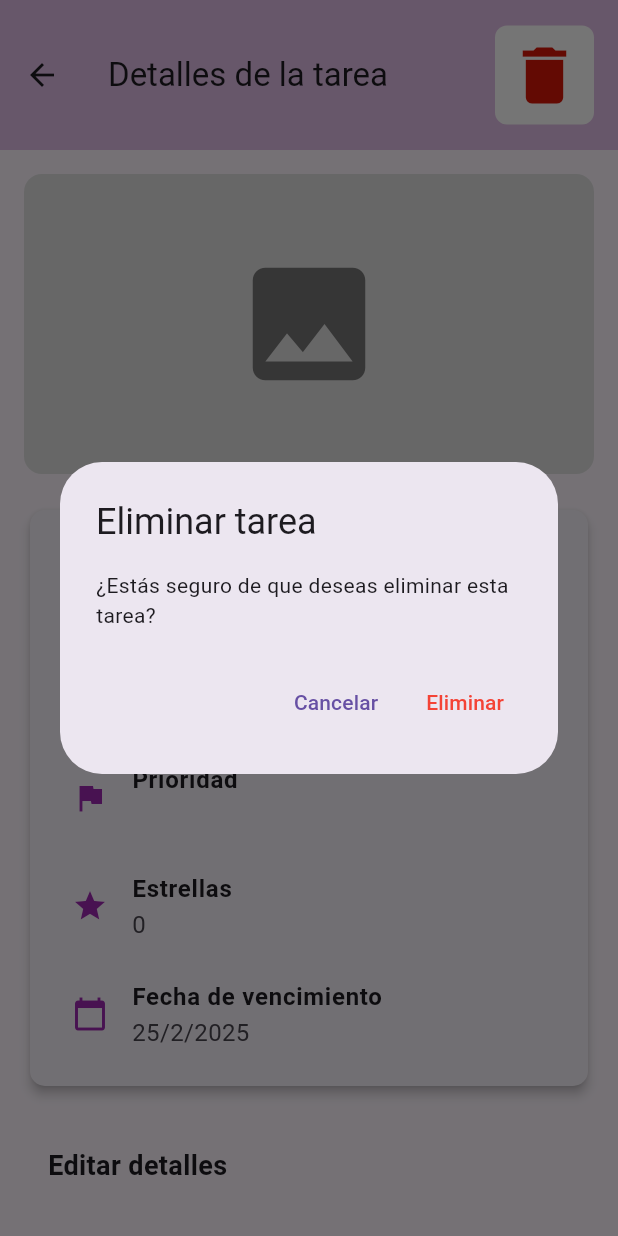
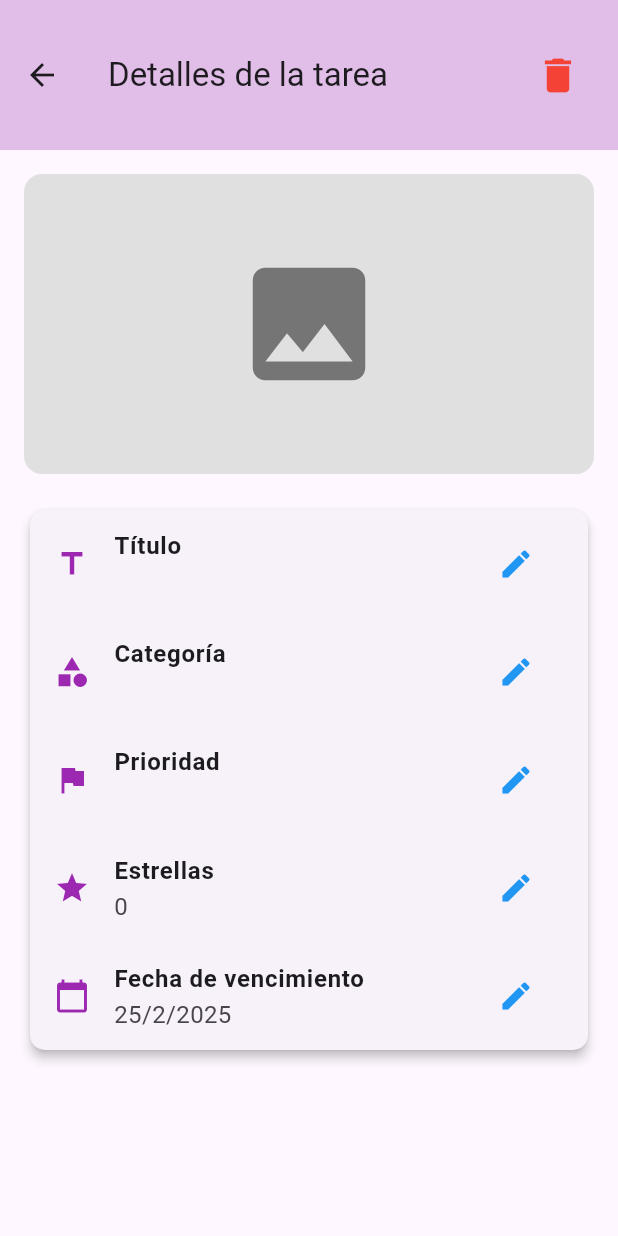
Before and after one commit to Not-david05/BrainiBot, a Flutter app: the TaskDetailScreen screen opened directly with empty values, after a tap on the "delete" icon, on a phone screen of 412 x 824 dp. Run offline on Flutter 3.47's test engine with Material 3 defaults, Android fonts, the light colour scheme and no system bars; our stand-ins replace table_calendar.

Commit message:
US9 - Pantalla informacion de la tarea (N.Grafico)

```diff
--- a/lib/Widgets/task_detail_screen.dart
+++ b/lib/Widgets/task_detail_screen.dart
@@ -48,25 +48,24 @@ class _TaskDetailScreenState extends State<TaskDetailScreen> {
     super.dispose();
   }
 
-  void _deleteTask() {
-    // Aquí puedes implementar la lógica para eliminar la tarea,
-    // como eliminarla de la base de datos, o de una lista, etc.
+  void _editField(BuildContext context, String label, TextEditingController controller) {
     showDialog(
       context: context,
       builder: (context) {
         return AlertDialog(
-          title: Text("Eliminar tarea"),
-          content: Text("¿Estás seguro de que deseas eliminar esta tarea?"),
+          title: Text("Editar $label"),
+          content: TextField(
+            controller: controller,
+            decoration: InputDecoration(border: OutlineInputBorder()),
+          ),
           actions: [
             TextButton(onPressed: () => Navigator.pop(context), child: Text("Cancelar")),
             TextButton(
               onPressed: () {
+                setState(() {});
                 Navigator.pop(context);
-                // Aquí puedes agregar el código para realizar la eliminación.
-                ScaffoldMessenger.of(context).showSnackBar(
-                    SnackBar(content: Text('Tarea eliminada')));
               },
-              child: Text("Eliminar", style: TextStyle(color: Colors.red)),
+              child: Text("Guardar", style: TextStyle(color: Colors.blue)),
             ),
           ],
         );
@@ -82,18 +81,11 @@ class _TaskDetailScreenState extends State<TaskDetailScreen> {
         backgroundColor: Colors.purple[100],
         title: Text("Detalles de la tarea"),
         actions: [
-          // Botón de eliminar
           Padding(
             padding: const EdgeInsets.all(16.0),
-            child: Container(
-              decoration: BoxDecoration(
-                borderRadius: BorderRadius.circular(8.0),
-                color: const Color.fromARGB(255, 255, 255, 255),
-              ),
-              child: IconButton(
-                icon: Icon(Icons.delete, color: const Color.fromARGB(255, 216, 21, 7),size: 50,),
-                onPressed: _deleteTask,
-              ),
+            child: IconButton(
+              icon: Icon(Icons.delete, color: Colors.red, size: 30),
+              onPressed: () {}, // Implementar lógica de eliminación
             ),
           ),
         ],
@@ -103,7 +95,6 @@ class _TaskDetailScreenState extends State<TaskDetailScreen> {
         child: Column(
           crossAxisAlignment: CrossAxisAlignment.start,
           children: [
-            // Imagen o icono de la tarea
             Container(
               height: 200,
               decoration: BoxDecoration(
@@ -114,96 +105,34 @@ class _TaskDetailScreenState extends State<TaskDetailScreen> {
             ),
             SizedBox(height: 20),
 
-            // Tarjeta con los detalles de la tarea
             Card(
               elevation: 3,
               shape: RoundedRectangleBorder(borderRadius: BorderRadius.circular(10)),
-              child: Padding(
-                padding: EdgeInsets.all(12.0),
-                child: Column(
-                  children: [
-                    _buildDetailTile(Icons.title, "Título", widget.title),
-                    _buildDetailTile(Icons.category, "Categoría", widget.category),
-                    _buildDetailTile(Icons.flag, "Prioridad", widget.priority),
-                    _buildDetailTile(Icons.star, "Estrellas", widget.stars.toString()),
-                    _buildDetailTile(Icons.calendar_today, "Fecha de vencimiento",
-                        "${widget.dueDate.day}/${widget.dueDate.month}/${widget.dueDate.year}"),
-                  ],
-                ),
+              child: Column(
+                children: [
+                  _buildDetailTile(Icons.title, "Título", _titleController),
+                  _buildDetailTile(Icons.category, "Categoría", _categoryController),
+                  _buildDetailTile(Icons.flag, "Prioridad", _priorityController),
+                  _buildDetailTile(Icons.star, "Estrellas", _starsController),
+                  _buildDetailTile(Icons.calendar_today, "Fecha de vencimiento", _dateController),
+                ],
               ),
             ),
-
-            SizedBox(height: 20),
-            Padding(
-              padding: const EdgeInsets.all(16.0),
-              child: Text(
-                "Editar detalles",
-                style: TextStyle(fontSize: 18, fontWeight: FontWeight.bold),
-              ),
-            ),
-            SizedBox(height: 10),
-            _buildEditableField("Título", _titleController),
-            _buildEditableField("Categoría", _categoryController),
-            _buildEditableField("Prioridad", _priorityController),
-            _buildEditableField("Estrellas", _starsController),
-            _buildEditableField("Fecha de vencimiento", _dateController),
           ],
         ),
       ),
     );
   }
 
-  // Widget para mostrar detalles en formato ListTile
-  Widget _buildDetailTile(IconData icon, String label, String value) {
+  Widget _buildDetailTile(IconData icon, String label, TextEditingController controller) {
     return ListTile(
       leading: Icon(icon, color: Colors.purple),
       title: Text(label, style: TextStyle(fontWeight: FontWeight.bold)),
-      subtitle: Text(value, style: TextStyle(fontSize: 16)),
-    );
-  }
-
-  // Widget para editar detalles de la tarea
-  Widget _buildEditableField(String label, TextEditingController controller) {
-    return Padding(
-      padding: EdgeInsets.all(16.0),
-      child: Row(
-        mainAxisAlignment: MainAxisAlignment.spaceBetween,
-        children: [
-          Expanded(child: Text(label, style: TextStyle(fontSize: 16, fontWeight: FontWeight.bold))),
-          IconButton(
-            icon: Icon(Icons.edit, color: Colors.blue),
-            onPressed: () {
-              _editField(context, label, controller);
-            },
-          ),
-        ],
+      subtitle: Text(controller.text, style: TextStyle(fontSize: 16)),
+      trailing: IconButton(
+        icon: Icon(Icons.edit, color: Colors.blue),
+        onPressed: () => _editField(context, label, controller),
       ),
     );
   }
-
-  // Función para editar un campo
-  void _editField(BuildContext context, String label, TextEditingController controller) {
-    showDialog(
-      context: context,
-      builder: (context) {
-        return AlertDialog(
-          title: Text("Editar $label"),
-          content: TextField(
-            controller: controller,
-            decoration: InputDecoration(border: OutlineInputBorder()),
-          ),
-          actions: [
-            TextButton(onPressed: () => Navigator.pop(context), child: Text("Cancelar")),
-            TextButton(
-              onPressed: () {
-                setState(() {}); // Refrescar pantalla
-                Navigator.pop(context);
-              },
-              child: Text("Guardar", style: TextStyle(color: Colors.blue)),
-            ),
-          ],
-        );
-      },
-    );
-  }
 }
```
